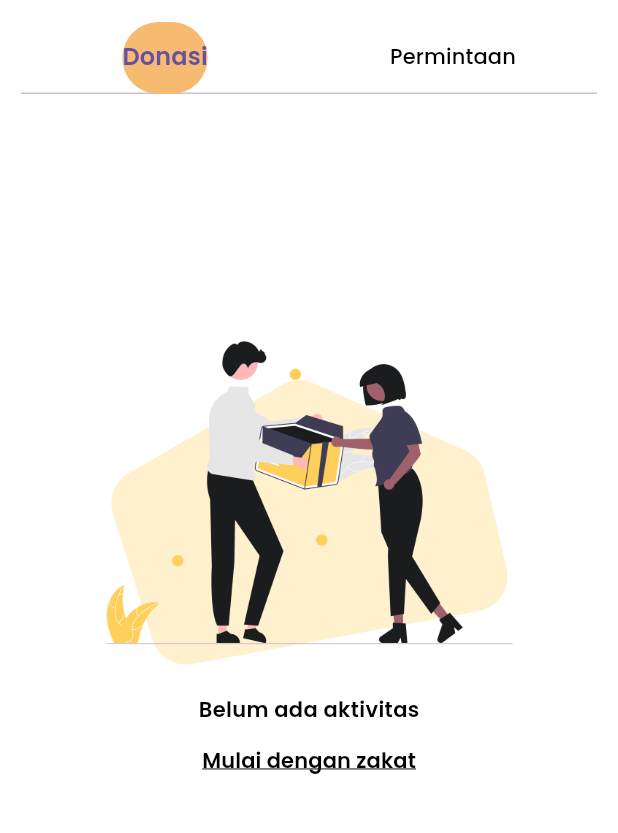
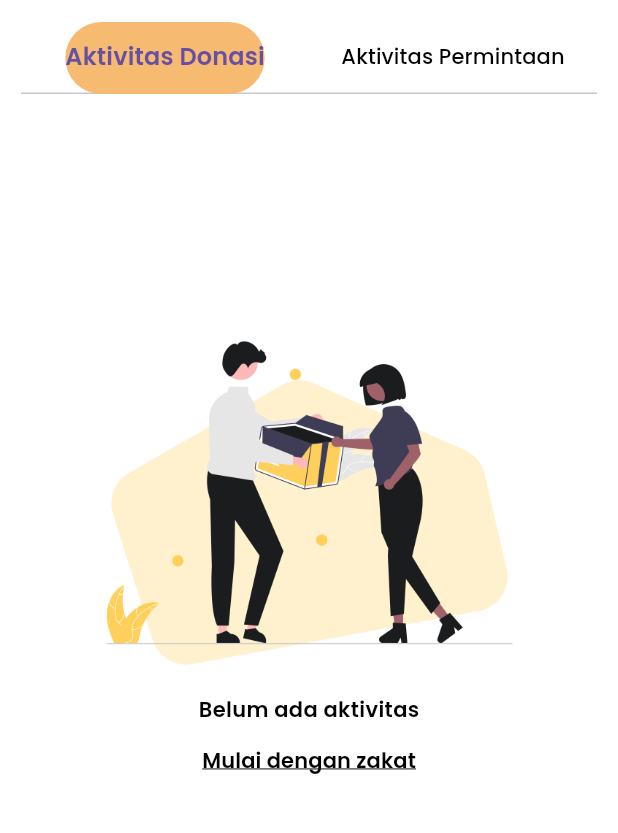
Before and after one commit to sahabatLaode/Skripsi_Dermain, a Flutter app: the Aktivitas screen opened directly, on a phone screen of 412 x 824 dp, the part 77-910 px from its top. Run offline on Flutter 3.47's test engine with Material 3 defaults, Android fonts, the light colour scheme and no system bars; our stand-ins replace carousel_slider, dio, email_validator, flutter_multi_formatter, flutter_riverpod, flutter_svg and 5 more; missing offline and left inert: flutter_osm_plugin; accounts and stored records are empty; network calls fail.

```diff
--- a/lib/Navbar/Components/Aktivitas/aktivitas.dart
+++ b/lib/Navbar/Components/Aktivitas/aktivitas.dart
@@ -47,10 +47,10 @@ class Aktivitas extends StatelessWidget {
             padding: const EdgeInsets.only(left: 14, right: 14, bottom: 14),
             tabs: const [
               Tab(
-                child: Text('Donasi'),
+                child: Text('Aktivitas Donasi'),
               ),
               Tab(
-                child: Text('Permintaan'),
+                child: Text('Aktivitas Permintaan'),
               ),
             ],
           ),
```
